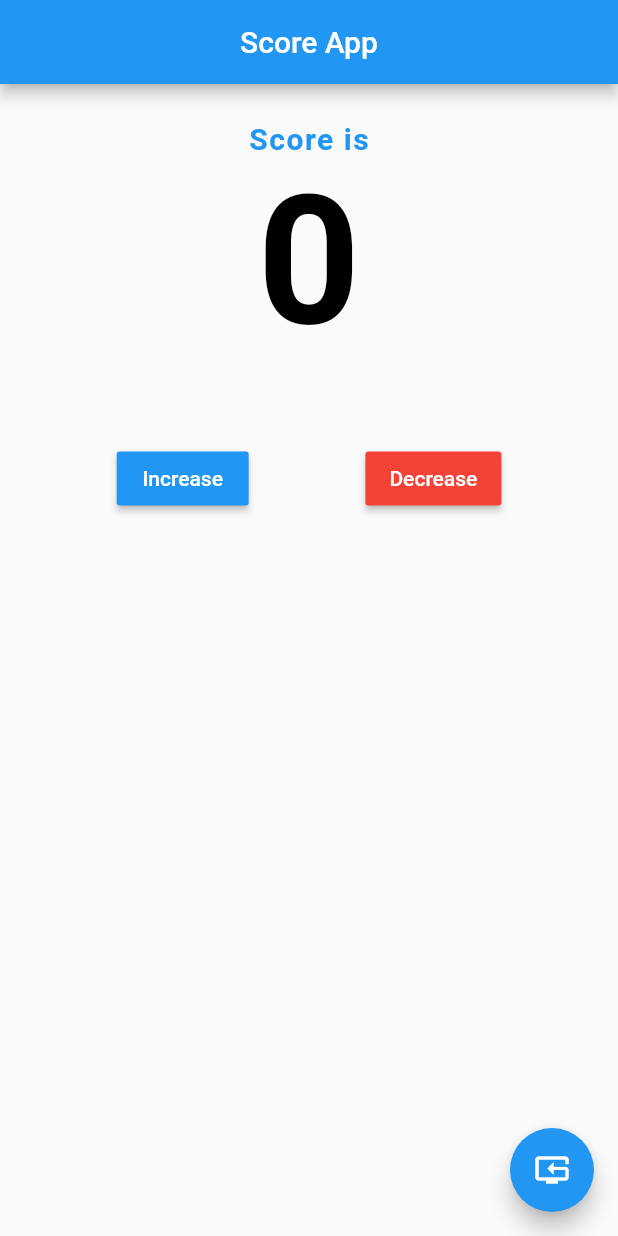
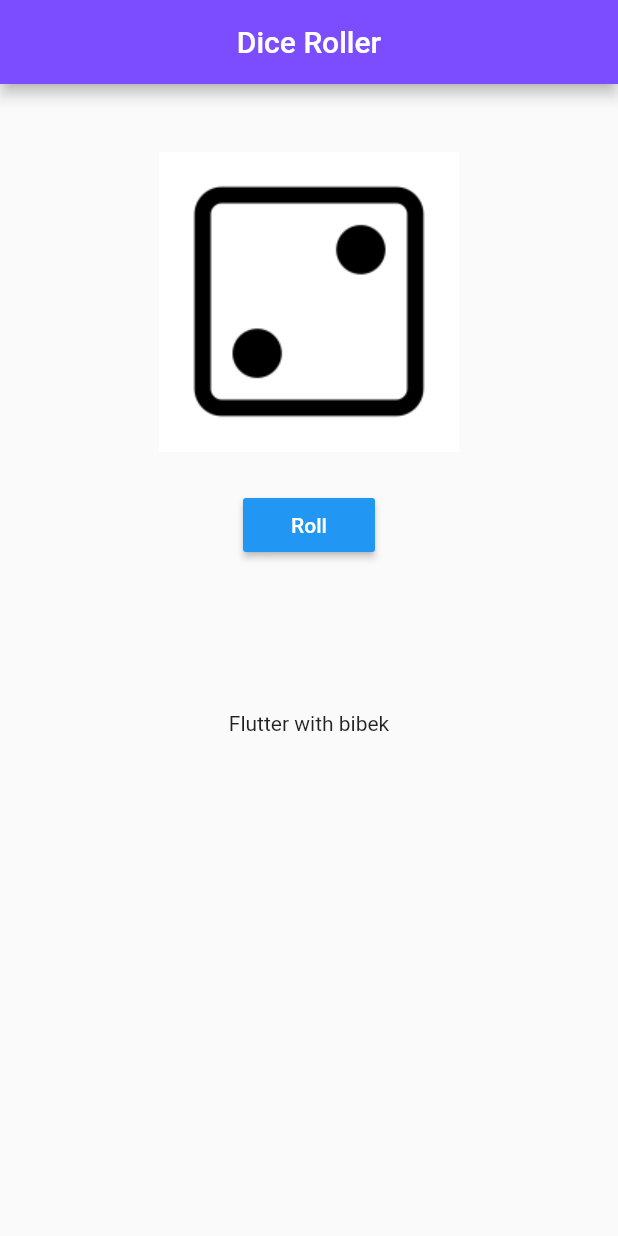
Before and after one commit to BibekUprety/Flutter-Course, a Flutter app: the screen it shows after launch, on a phone screen of 412 x 824 dp. Run offline on Flutter 3.47's test engine with Material 2 defaults, Android fonts, the phone set to English and light mode, and no system bars.

Commit message:
lesson 3

```diff
--- a/lib/main.dart
+++ b/lib/main.dart
@@ -1,101 +1,60 @@
+import 'dart:math';
+
 import 'package:flutter/material.dart';
 
-void main() {
-  runApp(ScoreApp());
+void main() => runApp(MaterialApp(
+      debugShowCheckedModeBanner: false,
+      title: 'Dice  App',
+      home: HomePage(),
+    ));
+
+class HomePage extends StatefulWidget {
+  @override
+  _HomePageState createState() => _HomePageState();
 }
 
-class ScoreApp extends StatelessWidget {
-  @override
-  Widget build(BuildContext context) {
-    return MaterialApp(
-      title: "Score App",
-      debugShowCheckedModeBanner: false,
-      home: ScoreHome(),
-    );
-  }
-}
+class _HomePageState extends State<HomePage> {
+  int diceNumber = 1;
 
-class ScoreHome extends StatefulWidget {
-  @override
-  _ScoreHomeState createState() => _ScoreHomeState();
-}
-
-class _ScoreHomeState extends State<ScoreHome> {
-  int num = 0;
-  void resetNumber() {
+  void changeDice() {
     setState(() {
-      num = 0;
+      diceNumber = Random().nextInt(6) + 1;
     });
-  }
-  void increaseNumber() {
-    setState(() {
-      num++;
-    });
-  }
-
-  void decreaseNumber() {
-    setState(() {
-      num--;
-    });
-
   }
 
   @override
   Widget build(BuildContext context) {
     return Scaffold(
       appBar: AppBar(
-        title: Text("Score App"),
+        backgroundColor: Colors.deepPurpleAccent,
         centerTitle: true,
+        title: Text('Dice Roller'),
       ),
       body: Column(
         children: [
           SizedBox(
-            height: 25,
+            height: 20,
           ),
           Center(
+            child: Image.asset(
+              "assets/$diceNumber.png",
+              height: 250,
+              width: 250,
+            ),
+          ),
+          MaterialButton(
+            onPressed: changeDice,
+            color: Colors.blue,
             child: Text(
-              "Score is",
-              style: TextStyle(
-                  fontSize: 20,
-                  letterSpacing: 1,
-                  fontWeight: FontWeight.bold,
-                  color: Colors.blue),
+              "Roll",
+              style: TextStyle(color: Colors.white),
             ),
-
-          ), Center(
-            child: Text(
-              num.toString(),
-              style: TextStyle(
-                  fontSize: 120,
-                  letterSpacing: 1,
-                  fontWeight: FontWeight.bold,
-                  color: Colors.black),
-            ),
-
           ),
           SizedBox(
-            height: 50,
+            height: 100,
           ),
-          Row(
-            mainAxisAlignment: MainAxisAlignment.spaceEvenly,
-            children: [
-              RaisedButton(
-                onPressed: increaseNumber,
-                color: Colors.blue,
-                child: Text('Increase', style: TextStyle(color: Colors.white),),
-              ),
-              RaisedButton(
-                onPressed: decreaseNumber,
-                color: Colors.red,
-                child: Text('Decrease', style: TextStyle(color: Colors.white),),
-              ),
-            ],
-          ),
+          Text("Flutter with bibek")
         ],
-      ),
-      floatingActionButton: FloatingActionButton(
-        onPressed: resetNumber,
-        child: Icon(Icons.reset_tv),
       ),
     );
   }
--- a/pubspec.yaml
+++ b/pubspec.yaml
@@ -45,8 +45,8 @@ flutter:
   uses-material-design: true
 
   # To add assets to your application, add an assets section, like this:
-  # assets:
-  #   - images/a_dot_burr.jpeg
+  assets:
+    - assets/
   #   - images/a_dot_ham.jpeg
 
   # An image asset can refer to one or more resolution-specific "variants", see
```
Also changed, not shown: assets/1.png (added), assets/2.png (added), assets/3.png (added), assets/4.png (added), assets/5.jpg (added), assets/5.png (added), assets/6.png (added).
